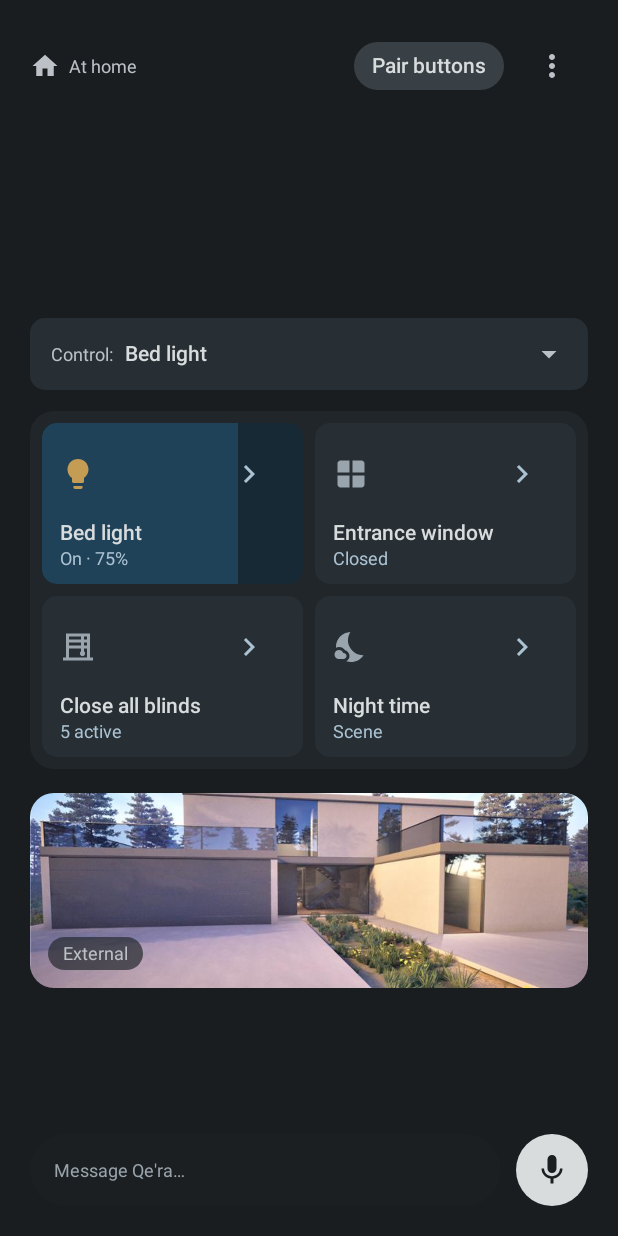
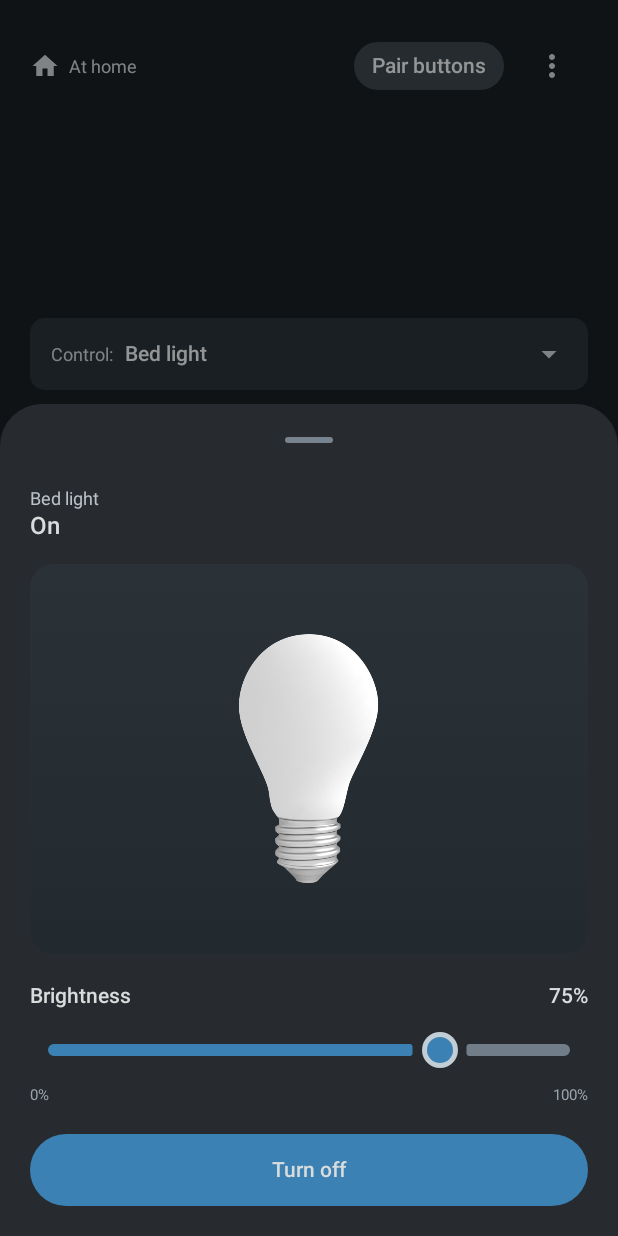
Before and after one commit to mariorobertofortunato/smartlightscontrol, an Android app built with Jetpack Compose: the screen it shows after launch (MainActivity), after a tap on an icon or button, on a phone screen of 412 x 824 dp. Run offline under Robolectric (Android 15) with nearby library versions, the phone set to English and light mode, and no system bars.

Commit message:
Implement LightDrawer bottom sheet component and integrate into HomeScreen (STEP 5)
- Add `LightDrawer` component using Material 3 `ModalBottomSheet` to present expanded control options for selected lights.
- Implement `LightDrawerContent` featuring dynamic bulb visual rendering (`bulb_on`/`bulb_off`), vertical gradient panel, status header, and accessibility semantics.
- Add custom brightness `Slider` with custom ring thumb for dimmable lights and an information notice row for non-dimmable lights.
- Add full-width power toggle pill button and isolated drawer-level `ErrorToast` overlay for drawer interaction errors.
- Integrate `LightDrawer` into `HomeScreen` layout and condition main error toast visibility on drawer state.
- Add Compose previews for `HomeScreen` with drawer open and various `LightDrawerContent` states (dimmable on/off, non-dimmable on/off, error state).

```diff
--- /dev/null
+++ b/app/src/main/java/com/smartlightscontrol/presentation/components/LightDrawer.kt
@@ -0,0 +1,406 @@
+package com.smartlightscontrol.presentation.components
+
+import android.graphics.BitmapFactory
+import androidx.compose.animation.AnimatedVisibility
+import androidx.compose.animation.fadeIn
+import androidx.compose.animation.fadeOut
+import androidx.compose.foundation.Image
+import androidx.compose.foundation.background
+import androidx.compose.foundation.layout.Arrangement
+import androidx.compose.foundation.layout.Box
+import androidx.compose.foundation.layout.Column
+import androidx.compose.foundation.layout.Row
+import androidx.compose.foundation.layout.Spacer
+import androidx.compose.foundation.layout.fillMaxWidth
+import androidx.compose.foundation.layout.height
+import androidx.compose.foundation.layout.navigationBarsPadding
+import androidx.compose.foundation.layout.padding
+import androidx.compose.foundation.layout.size
+import androidx.compose.foundation.layout.width
+import androidx.compose.foundation.shape.CircleShape
+import androidx.compose.foundation.shape.RoundedCornerShape
+import androidx.compose.material.icons.Icons
+import androidx.compose.material.icons.filled.Info
+import androidx.compose.material3.BottomSheetDefaults
+import androidx.compose.material3.Button
+import androidx.compose.material3.ButtonDefaults
+import androidx.compose.material3.ExperimentalMaterial3Api
+import androidx.compose.material3.Icon
+import androidx.compose.material3.MaterialTheme
+import androidx.compose.material3.ModalBottomSheet
+import androidx.compose.material3.Slider
+import androidx.compose.material3.SliderDefaults
+import androidx.compose.material3.Surface
+import androidx.compose.material3.Text
+import androidx.compose.material3.rememberModalBottomSheetState
+import androidx.compose.runtime.Composable
+import androidx.compose.runtime.CompositionLocalProvider
+import androidx.compose.runtime.remember
+import androidx.compose.ui.Alignment
+import androidx.compose.ui.Modifier
+import androidx.compose.ui.draw.clip
+import androidx.compose.ui.graphics.asImageBitmap
+import androidx.compose.ui.platform.LocalContext
+import androidx.compose.ui.semantics.contentDescription
+import androidx.compose.ui.semantics.semantics
+import androidx.compose.ui.semantics.stateDescription
+import androidx.compose.ui.tooling.preview.Preview
+import androidx.compose.ui.unit.dp
+import com.smartlightscontrol.R
+import com.smartlightscontrol.domain.Light
+import com.smartlightscontrol.presentation.HomeScreenEvent
+import com.smartlightscontrol.presentation.HomeScreenState
+import com.smartlightscontrol.presentation.LocalHomeScreenEventTunnel
+import com.smartlightscontrol.ui.theme.PrimaryAccent
+import com.smartlightscontrol.ui.theme.SheetHandle
+import com.smartlightscontrol.ui.theme.SliderThumbRing
+import com.smartlightscontrol.ui.theme.SliderTrack
+import com.smartlightscontrol.ui.theme.SmartLightsControlTheme
+import com.smartlightscontrol.ui.theme.SurfacePanelBottom
+import com.smartlightscontrol.ui.theme.SurfacePanelTop
+import com.smartlightscontrol.ui.theme.SurfacePill
+import com.smartlightscontrol.ui.theme.SurfaceSheet
+import com.smartlightscontrol.ui.theme.TextPrimary
+import com.smartlightscontrol.ui.theme.TextSecondary
+import com.smartlightscontrol.ui.theme.TextTertiary
+
+@OptIn(ExperimentalMaterial3Api::class)
+@Composable
+fun LightDrawer(
+    state: HomeScreenState,
+    modifier: Modifier = Modifier
+) {
+    val eventTunnel = LocalHomeScreenEventTunnel.current
+    val drawerLight = state.drawerLight
+
+    if (state.isDrawerOpen && drawerLight != null) {
+        val sheetState = rememberModalBottomSheetState(skipPartiallyExpanded = true)
+
+        ModalBottomSheet(
+            onDismissRequest = {
+                eventTunnel(HomeScreenEvent.CloseDrawer)
+            },
+            sheetState = sheetState,
+            containerColor = SurfaceSheet,
+            contentColor = TextPrimary,
+            dragHandle = {
+                BottomSheetDefaults.DragHandle(color = SheetHandle)
+            },
+            modifier = modifier
+        ) {
+            LightDrawerContent(
+                light = drawerLight,
+                drawerError = state.drawerError,
+                errorMessage = state.errorMessage
+            )
+        }
+    }
+}
+
+@OptIn(ExperimentalMaterial3Api::class)
+@Composable
+fun LightDrawerContent(
+    light: Light,
+    drawerError: Boolean,
+    errorMessage: String?,
+    modifier: Modifier = Modifier
+) {
+    val eventTunnel = LocalHomeScreenEventTunnel.current
+    val context = LocalContext.current
+
+    val bulbBitmap = remember(context, light.isOn, light.brightness) {
+        val resourceId = if (light.isOn && (light.brightness > 0 || !light.dimmable)) {
+            R.raw.bulb_on
+        } else {
+            R.raw.bulb_off
+        }
+        BitmapFactory.decodeResource(context.resources, resourceId)
+    }
+
+    // Per Decision #5: Status title shows current state ("On" / "Off")
+    val statusTitle = if (light.isOn) "On" else "Off"
+
+    Box(
+        modifier = modifier
+            .fillMaxWidth()
+            .navigationBarsPadding()
+            .padding(horizontal = 20.dp, vertical = 8.dp)
+    ) {
+        Column(
+            modifier = Modifier.fillMaxWidth(),
+            horizontalAlignment = Alignment.CenterHorizontally
+        ) {
+            // Header Info: Light Name (subtitle) & Status Title ("On" / "Off" per Decision #5)
+            Column(
+                modifier = Modifier.fillMaxWidth(),
+                horizontalAlignment = Alignment.Start
+            ) {
+                Text(
+                    text = light.name,
+                    style = MaterialTheme.typography.bodySmall,
+                    color = TextSecondary
+                )
+                Spacer(modifier = Modifier.height(2.dp))
+                Text(
+                    text = statusTitle,
+                    style = MaterialTheme.typography.titleLarge,
+                    color = TextPrimary
+                )
+            }
+
+            Spacer(modifier = Modifier.height(16.dp))
+
+            // Bulb Panel Visual
+            Box(
+                modifier = Modifier
+                    .fillMaxWidth()
+                    .height(260.dp)
+                    .clip(RoundedCornerShape(16.dp))
+                    .background(
+                        brush = androidx.compose.ui.graphics.Brush.verticalGradient(
+                            colors = listOf(SurfacePanelTop, SurfacePanelBottom)
+                        )
+                    ),
+                contentAlignment = Alignment.Center
+            ) {
+                if (bulbBitmap != null) {
+                    Image(
+                        bitmap = bulbBitmap.asImageBitmap(),
+                        contentDescription = if (light.isOn) "Bulb glowing on" else "Bulb off",
+                        modifier = Modifier.size(180.dp)
+                    )
+                }
+            }
+
+            Spacer(modifier = Modifier.height(20.dp))
+
+            // Controls Section: Brightness Slider vs Non-Dimmable Info
+            if (light.dimmable) {
+                Column(modifier = Modifier.fillMaxWidth()) {
+                    Row(
+                        modifier = Modifier.fillMaxWidth(),
+                        horizontalArrangement = Arrangement.SpaceBetween,
+                        verticalAlignment = Alignment.CenterVertically
+                    ) {
+                        Text(
+                            text = "Brightness",
+                            style = MaterialTheme.typography.titleMedium,
+                            color = TextPrimary
+                        )
+                        Text(
+                            text = "${light.brightness}%",
+                            style = MaterialTheme.typography.titleMedium,
+                            color = TextPrimary
+                        )
+                    }
+
+                    Spacer(modifier = Modifier.height(4.dp))
+
+                    // Custom Slider matching Figma design tokens & screenshot
+                    Slider(
+                        value = light.brightness.toFloat(),
+                        onValueChange = { newValue ->
+                            eventTunnel(HomeScreenEvent.ChangeBrightness(light.id, newValue.toInt()))
+                        },
+                        valueRange = 0f..100f,
+                        colors = SliderDefaults.colors(
+                            thumbColor = PrimaryAccent,
+                            activeTrackColor = PrimaryAccent,
+                            inactiveTrackColor = SliderTrack
+                        ),
+                        thumb = {
+                            // Custom Thumb with Ring matching Figma
+                            Box(
+                                modifier = Modifier
+                                    .size(24.dp)
+                                    .clip(CircleShape)
+                                    .background(SliderThumbRing)
+                                    .padding(3.dp)
+                                    .clip(CircleShape)
+                                    .background(PrimaryAccent)
+                            )
+                        },
+                        track = { sliderState ->
+                            SliderDefaults.Track(
+                                sliderState = sliderState,
+                                modifier = Modifier.height(8.dp),
+                                colors = SliderDefaults.colors(
+                                    activeTrackColor = PrimaryAccent,
+                                    inactiveTrackColor = SliderTrack
+                                ),
+                                drawStopIndicator = null
+                            )
+                        },
+                        modifier = Modifier
+                            .fillMaxWidth()
+                            .semantics {
+                                this.stateDescription = "${light.brightness}% brightness"
+                                this.contentDescription = "Adjust brightness slider"
+                            }
+                    )
+
+                    Row(
+                        modifier = Modifier.fillMaxWidth(),
+                        horizontalArrangement = Arrangement.SpaceBetween
+                    ) {
+                        Text(
+                            text = "0%",
+                            style = MaterialTheme.typography.labelSmall,
+                            color = TextTertiary
+                        )
+                        Text(
+                            text = "100%",
+                            style = MaterialTheme.typography.labelSmall,
+                            color = TextTertiary
+                        )
+                    }
+                }
+            } else {
+                // Non-Dimmable Info Row
+                Row(
+                    modifier = Modifier
+                        .fillMaxWidth()
+                        .padding(vertical = 12.dp),
+                    verticalAlignment = Alignment.CenterVertically
+                ) {
+                    Icon(
+                        imageVector = Icons.Default.Info,
+                        contentDescription = null,
+                        tint = TextTertiary,
+                        modifier = Modifier.size(18.dp)
+                    )
+                    Spacer(modifier = Modifier.width(8.dp))
+                    Text(
+                        text = "This is a non-dimmable light",
+                        style = MaterialTheme.typography.bodySmall,
+                        color = TextSecondary
+                    )
+                }
+            }
+
+            Spacer(modifier = Modifier.height(20.dp))
+
+            // Toggle Power Button (Full-width pill button, 48dp height touch target)
+            val isButtonOn = light.isOn
+            Button(
+                onClick = {
+                    eventTunnel(HomeScreenEvent.TogglePower(light.id))
+                },
+                colors = ButtonDefaults.buttonColors(
+                    containerColor = if (isButtonOn) PrimaryAccent else SurfacePill,
+                    contentColor = TextPrimary
+                ),
+                shape = RoundedCornerShape(50),
+                modifier = Modifier
+                    .fillMaxWidth()
+                    .height(48.dp)
+                    .semantics {
+                        this.contentDescription = if (isButtonOn) "Turn off ${light.name}" else "Turn on ${light.name}"
+                    }
+            ) {
+                Text(
+                    text = if (isButtonOn) "Turn off" else "Turn on",
+                    style = MaterialTheme.typography.titleMedium
+                )
+            }
+
+            Spacer(modifier = Modifier.height(12.dp))
+        }
+
+        // Drawer Error Toast Overlay
+        AnimatedVisibility(
+            visible = drawerError,
+            enter = fadeIn(),
+            exit = fadeOut(),
+            modifier = Modifier
+                .align(Alignment.BottomCenter)
+                .padding(bottom = 60.dp)
+        ) {
+            ErrorToast(errorMessage = errorMessage)
+        }
+    }
+}
+
+// ==========================================
+// PREVIEWS
+// ==========================================
+
+@Preview(name = "Drawer - Dimmable ON (75%)")
+@Composable
+fun LightDrawerDimmableOnPreview() {
+    SmartLightsControlTheme {
+        CompositionLocalProvider(LocalHomeScreenEventTunnel provides {}) {
+            Surface(color = SurfaceSheet) {
+                LightDrawerContent(
+                    light = Light("bed_light", "Bed light", dimmable = true, isOn = true, brightness = 75, lastBrightness = 75),
+                    drawerError = false,
+                    errorMessage = null
+                )
+            }
+        }
+    }
+}
+
+@Preview(name = "Drawer - Dimmable OFF (0%)")
+@Composable
+fun LightDrawerDimmableOffPreview() {
+    SmartLightsControlTheme {
+        CompositionLocalProvider(LocalHomeScreenEventTunnel provides {}) {
+            Surface(color = SurfaceSheet) {
+                LightDrawerContent(
+                    light = Light("bed_light", "Bed light", dimmable = true, isOn = false, brightness = 0, lastBrightness = 75),
+                    drawerError = false,
+                    errorMessage = null
+                )
+            }
+        }
+    }
+}
+
+@Preview(name = "Drawer - Non-Dimmable ON")
+@Composable
+fun LightDrawerNonDimmableOnPreview() {
+    SmartLightsControlTheme {
+        CompositionLocalProvider(LocalHomeScreenEventTunnel provides {}) {
+            Surface(color = SurfaceSheet) {
+                LightDrawerContent(
+                    light = Light("group_all", "All the lights in the house", dimmable = false, isOn = true, brightness = 100, lastBrightness = 100),
+                    drawerError = false,
+                    errorMessage = null
+                )
+            }
+        }
+    }
+}
+
+@Preview(name = "Drawer - Non-Dimmable OFF")
+@Composable
+fun LightDrawerNonDimmableOffPreview() {
+    SmartLightsControlTheme {
+        CompositionLocalProvider(LocalHomeScreenEventTunnel provides {}) {
+            Surface(color = SurfaceSheet) {
+                LightDrawerContent(
+                    light = Light("entrance_light", "Entrance light", dimmable = false, isOn = false, brightness = 0, lastBrightness = 100),
+                    drawerError = false,
+                    errorMessage = null
+                )
+            }
+        }
+    }
+}
+
+@Preview(name = "Drawer - Error Toast State")
+@Composable
+fun LightDrawerErrorStatePreview() {
+    SmartLightsControlTheme {
+        CompositionLocalProvider(LocalHomeScreenEventTunnel provides {}) {
+            Surface(color = SurfaceSheet) {
+                LightDrawerContent(
+                    light = Light("bed_light", "Bed light", dimmable = true, isOn = true, brightness = 100, lastBrightness = 100),
+                    drawerError = true,
+                    errorMessage = "Something went wrong · Try again later"
+                )
+            }
+        }
+    }
+}
```
Also changed, not shown: app/src/main/java/com/smartlightscontrol/presentation/HomeScreen.kt (+23 -1 lines).
